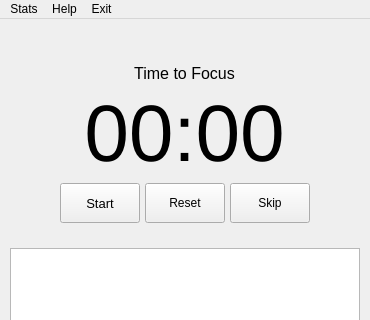
The window that ui/mainwindow.ui (TiagoSBO/qt-pomodoro-timer) describes before a commit, drawn with Qt 5; both pictures show x 0 to 370 and y 0 to 320 of the 370 by 600 pixel window.
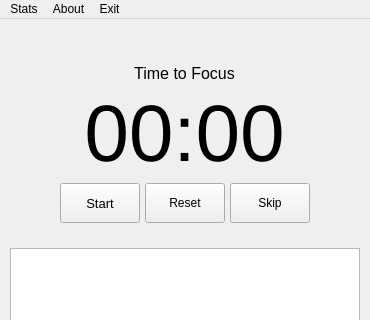
The same window after the commit. Icons and pictures are not drawn.

Commit message: feat: Add new Ui_help_window inherited from mainwindow to display program information

Patch:
```diff
--- a/ui/mainwindow.ui
+++ b/ui/mainwindow.ui
@@ -552,7 +552,7 @@
    </property>
    <widget class="QMenu" name="menuHelp">
     <property name="title">
-     <string>Help</string>
+     <string>About</string>
     </property>
     <addaction name="separator"/>
    </widget>
```
Left out of the diff: 12 changed lines with no effect on the pictures. The commit also changes 6 other files.
